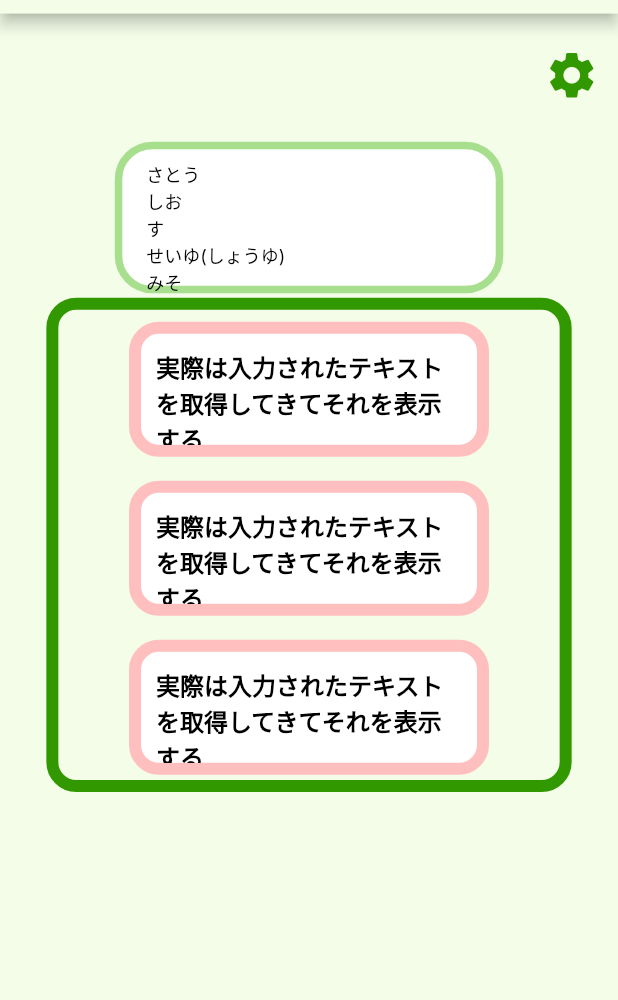
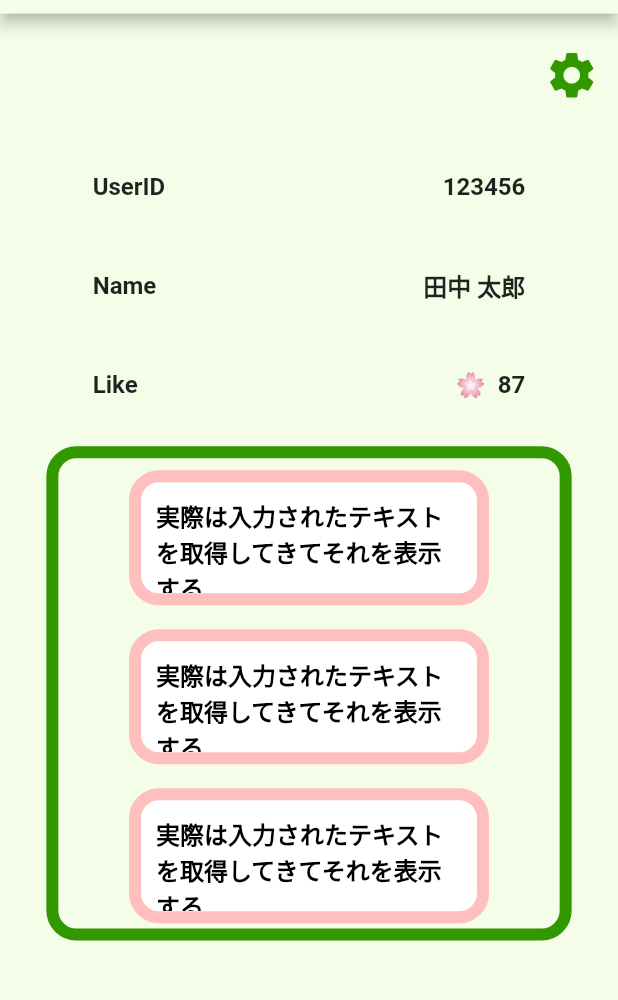
Before and after one commit to ktymmy/BoasTalk, a Flutter app: the Mypage screen opened directly, on a phone screen of 412 x 824 dp, the part 110-1110 px from its top. Run offline on Flutter 3.47's test engine with Material 2 defaults, Android fonts, the phone set to English and light mode, and no system bars; missing offline and left inert: molten_navigationbar_flutter; Roboto replaces fonts that are missing (Inter).

Commit message:
Mypage調整

```diff
--- a/lib/view/page/mypage.dart
+++ b/lib/view/page/mypage.dart
@@ -75,132 +75,83 @@ class _MypageState extends State<Mypage> {
     final fontBold = FontWeight.bold; // 文字の太さ何度も出るから変数に格納
 
     return Container(
-      width: 249,
-      height: 107,
+      height: height * 0.25,
+      width: width * 0.7,
       child: Column(
-        mainAxisSize: MainAxisSize.min,
-        mainAxisAlignment: MainAxisAlignment.center,
-        crossAxisAlignment: CrossAxisAlignment.center,
         children: [
-          const SizedBox(height: 1),
           Container(
-            height: 91,
-            padding: const EdgeInsets.symmetric(horizontal: 16, vertical: 8),
-            decoration: ShapeDecoration(
-              color: ColorConst.white,
-              shape: RoundedRectangleBorder(
-                side: BorderSide(
-                  width: 5,
-                  strokeAlign: BorderSide.strokeAlignOutside,
-                  color: Color(0xFFA8DF8E),
+            height: height * 0.08,
+            child: Row(
+              children: [
+                Expanded(
+                  // 隙間を埋めるためのウィジェット
+                  child: Text(
+                    'UserID',
+                    style: TextStyle(
+                      fontSize: fontSize,
+                      fontWeight: fontBold,
+                    ),
+                  ),
                 ),
-                borderRadius: BorderRadius.circular(20),
-              ),
-            ),
-            child: Column(
-              mainAxisSize: MainAxisSize.min,
-              mainAxisAlignment: MainAxisAlignment.center,
-              crossAxisAlignment: CrossAxisAlignment.center,
-              children: [
-                SizedBox(
-                  width: double.infinity,
-                  child: Text(
-                    'さとう\nしお\nす\nせいゆ(しょうゆ)\nみそ',
-                    style: TextStyle(
-                      color: ColorConst.black,
-                      fontSize: 12,
-                      fontFamily: 'Inter',
-                      fontWeight: FontWeight.w400,
-                      height: 0,
-                    ),
+                Text(
+                  '123456',
+                  style: TextStyle(
+                    fontSize: fontSize,
+                    fontWeight: fontBold,
                   ),
                 ),
               ],
             ),
           ),
-          const SizedBox(height: 1),
+          Container(
+            height: height * 0.08,
+            child: Row(
+              children: [
+                Expanded(
+                  child: Text(
+                    'Name',
+                    style: TextStyle(
+                      fontSize: fontSize,
+                      fontWeight: fontBold,
+                    ),
+                  ),
+                ),
+                Text(
+                  '田中 太郎',
+                  style: TextStyle(
+                    fontSize: fontSize,
+                    fontWeight: fontBold,
+                  ),
+                ),
+              ],
+            ),
+          ),
+          Container(
+            height: height * 0.08,
+            child: Row(
+              children: [
+                Expanded(
+                  child: Text(
+                    'Like',
+                    style: TextStyle(
+                      fontSize: fontSize,
+                      fontWeight: fontBold,
+                    ),
+                  ),
+                ),
+                Text(
+                  '🌸  87',
+                  style: TextStyle(
+                    fontSize: fontSize,
+                    fontWeight: fontBold,
+                  ),
+                ),
+              ],
+            ),
+          ),
         ],
       ),
     );
-
-    // return Container(
-    //   height: height * 0.25,
-    //   width: width * 0.7,
-    //   child: Column(
-    //     children: [
-    //       Container(
-    //         height: height * 0.08,
-    //         child: Row(
-    //           children: [
-    //             Expanded(
-    //               // 隙間を埋めるためのウィジェット
-    //               child: Text(
-    //                 'UserID',
-    //                 style: TextStyle(
-    //                   fontSize: fontSize,
-    //                   fontWeight: fontBold,
-    //                 ),
-    //               ),
-    //             ),
-    //             Text(
-    //               '123456',
-    //               style: TextStyle(
-    //                 fontSize: fontSize,
-    //                 fontWeight: fontBold,
-    //               ),
-    //             ),
-    //           ],
-    //         ),
-    //       ),
-    //       Container(
-    //         height: height * 0.08,
-    //         child: Row(
-    //           children: [
-    //             Expanded(
-    //               child: Text(
-    //                 'Name',
-    //                 style: TextStyle(
-    //                   fontSize: fontSize,
-    //                   fontWeight: fontBold,
-    //                 ),
-    //               ),
-    //             ),
-    //             Text(
-    //               '田中 太郎',
-    //               style: TextStyle(
-    //                 fontSize: fontSize,
-    //                 fontWeight: fontBold,
-    //               ),
-    //             ),
-    //           ],
-    //         ),
-    //       ),
-    //       Container(
-    //         height: height * 0.08,
-    //         child: Row(
-    //           children: [
-    //             Expanded(
-    //               child: Text(
-    //                 'Like',
-    //                 style: TextStyle(
-    //                   fontSize: fontSize,
-    //                   fontWeight: fontBold,
-    //                 ),
-    //               ),
-    //             ),
-    //             Text(
-    //               '🌸  87',
-    //               style: TextStyle(
-    //                 fontSize: fontSize,
-    //                 fontWeight: fontBold,
-    //               ),
-    //             ),
-    //           ],
-    //         ),
-    //       ),
-    //     ],
-    //   ),
-    // );
   }
 
   Widget _history() {
```
